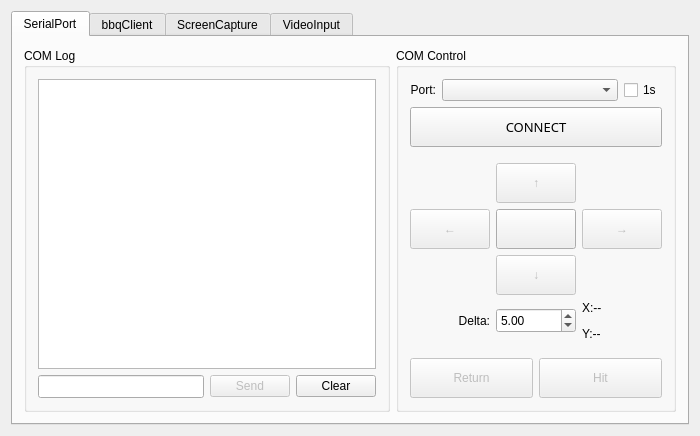
Before: the Qt Designer form qtCyberDip/qtcyberdip.ui in LostXine/qtCyberDIP, drawn with Qt 5.
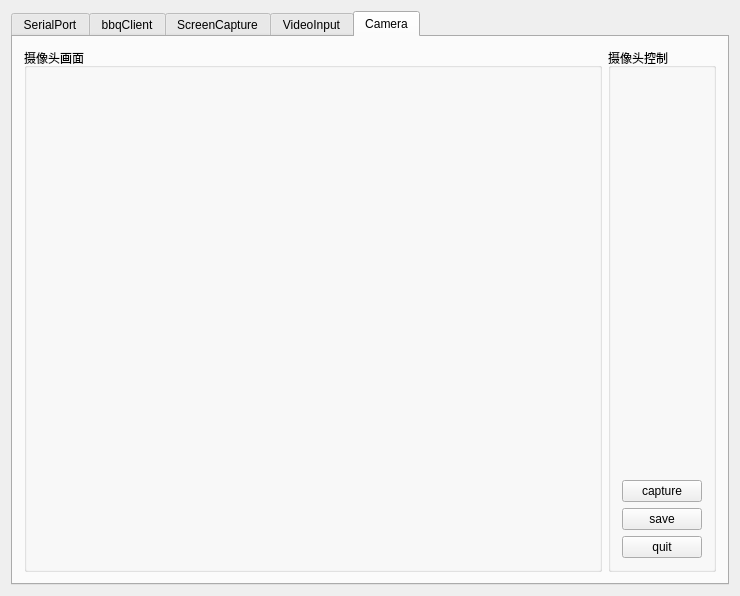
After: the same form once the commit is applied. Custom widgets are drawn as their Qt base class.

Patch:
```diff
--- a/qtCyberDip/qtcyberdip.ui
+++ b/qtCyberDip/qtcyberdip.ui
@@ -9,8 +9,8 @@
    <rect>
     <x>0</x>
     <y>0</y>
-    <width>700</width>
-    <height>436</height>
+    <width>740</width>
+    <height>596</height>
    </rect>
   </property>
   <property name="windowTitle">
@@ -30,7 +30,7 @@
        <enum>QTabWidget::Rounded</enum>
       </property>
       <property name="currentIndex">
-       <number>0</number>
+       <number>4</number>
       </property>
       <property name="usesScrollButtons">
        <bool>true</bool>
@@ -994,6 +994,124 @@
         </item>
        </layout>
       </widget>
+      <widget class="QWidget" name="cameraTab">
+       <attribute name="title">
+        <string>Camera</string>
+       </attribute>
+       <layout class="QHBoxLayout" name="horizontalLayout_7">
+        <item>
+         <widget class="QGroupBox" name="CameraShowBox">
+          <property name="enabled">
+           <bool>true</bool>
+          </property>
+          <property name="sizePolicy">
+           <sizepolicy hsizetype="MinimumExpanding" vsizetype="MinimumExpanding">
+            <horstretch>0</horstretch>
+            <verstretch>0</verstretch>
+           </sizepolicy>
+          </property>
+          <property name="title">
+           <string>摄像头画面</string>
+          </property>
+          <layout class="QVBoxLayout" name="verticalLayout_9">
+           <item>
+            <layout class="QHBoxLayout" name="ImageView">
+             <property name="spacing">
+              <number>10</number>
+             </property>
+             <property name="sizeConstraint">
+              <enum>QLayout::SetMaximumSize</enum>
+             </property>
+             <property name="leftMargin">
+              <number>2</number>
+             </property>
+             <property name="topMargin">
+              <number>2</number>
+             </property>
+             <property name="rightMargin">
+              <number>2</number>
+             </property>
+             <property name="bottomMargin">
+              <number>2</number>
+             </property>
+            </layout>
+           </item>
+          </layout>
+         </widget>
+        </item>
+        <item>
+         <widget class="QGroupBox" name="CameraControlBox">
+          <property name="title">
+           <string>摄像头控制</string>
+          </property>
+          <layout class="QVBoxLayout" name="verticalLayout_10">
+           <item>
+            <widget class="QLabel" name="ImageCapture">
+             <property name="sizePolicy">
+              <sizepolicy hsizetype="Minimum" vsizetype="Minimum">
+               <horstretch>0</horstretch>
+               <verstretch>0</verstretch>
+              </sizepolicy>
+             </property>
+             <property name="text">
+              <string/>
+             </property>
+            </widget>
+           </item>
+           <item>
+            <spacer name="verticalSpacer_6">
+             <property name="orientation">
+              <enum>Qt::Vertical</enum>
+             </property>
+             <property name="sizeType">
+              <enum>QSizePolicy::MinimumExpanding</enum>
+             </property>
+             <property name="sizeHint" stdset="0">
+              <size>
+               <width>20</width>
+               <height>40</height>
+              </size>
+             </property>
+            </spacer>
+           </item>
+           <item>
+            <widget class="QPushButton" name="buttonCapture">
+             <property name="text">
+              <string>capture</string>
+             </property>
+             <property name="iconSize">
+              <size>
+               <width>20</width>
+               <height>40</height>
+              </size>
+             </property>
+            </widget>
+           </item>
+           <item>
+            <widget class="QPushButton" name="buttonSave">
+             <property name="sizePolicy">
+              <sizepolicy hsizetype="Minimum" vsizetype="Fixed">
+               <horstretch>0</horstretch>
+               <verstretch>0</verstretch>
+              </sizepolicy>
+             </property>
+             <property name="text">
+              <string>save</string>
+             </property>
+            </widget>
+           </item>
+           <item>
+            <widget class="QPushButton" name="buttonQuit">
+             <property name="text">
+              <string>quit</string>
+             </property>
+            </widget>
+           </item>
+          </layout>
+         </widget>
+        </item>
+       </layout>
+      </widget>
      </widget>
     </item>
    </layout>
```
Left out of the diff: 3 changed lines with no effect on the pictures.
